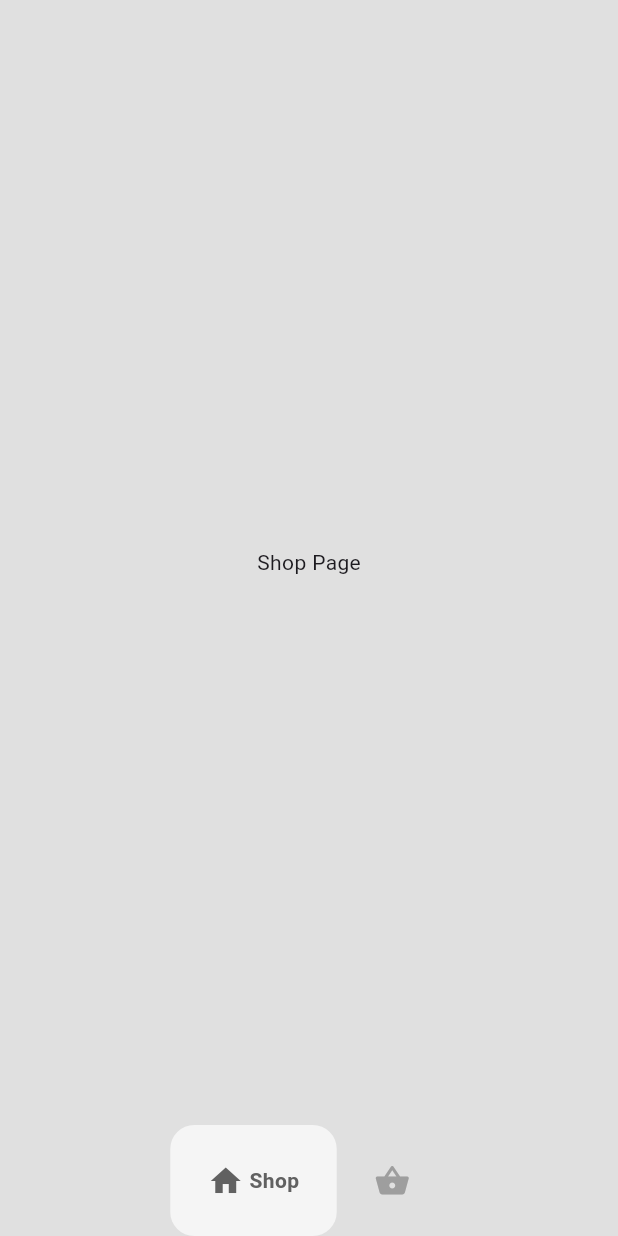
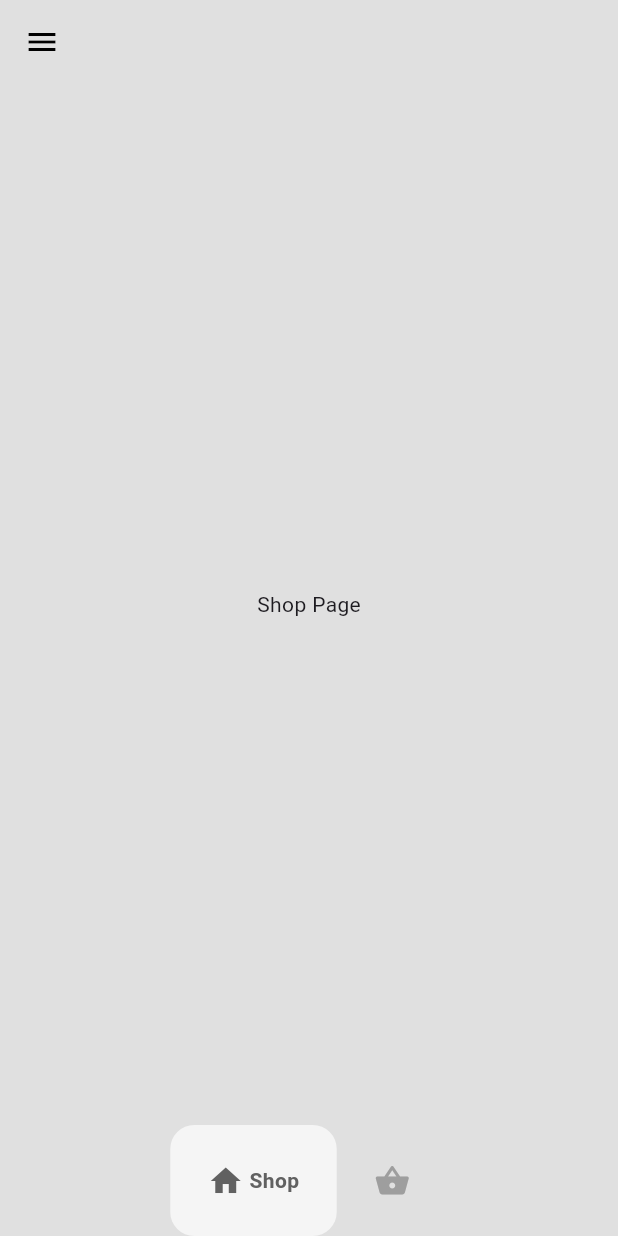
Before and after one commit to Chinokoo/ecommerce_demo, a Flutter app: the HomePage screen opened directly, on a phone screen of 412 x 824 dp. Run offline on Flutter 3.47's test engine with Material 3 defaults, Android fonts, the phone set to English and light mode, and no system bars; drawn by our look-alikes of google_nav_bar.

Commit message:
Create: Drawer -  web dev call it a hamburger menu

```diff
--- a/lib/components/bottom_nav_bar.dart
+++ b/lib/components/bottom_nav_bar.dart
@@ -9,6 +9,7 @@ class MyBottomNavBar extends StatelessWidget {
   @override
   Widget build(BuildContext context) {
     return Container(
+      //this is a bottom navigation bar implemented using google_nav_bar package
       child: GNav(
           color: Colors.grey,
           activeColor: Colors.grey.shade700,
@@ -17,10 +18,12 @@ class MyBottomNavBar extends StatelessWidget {
           tabBorderRadius: 16,
           onTabChange: (value) => onTabChange(value),
           tabs: const [
+            // nav button -  Shop button icon
             GButton(
               icon: Icons.home,
               text: " Shop",
             ),
+            //nav button - Search button icon
             GButton(icon: Icons.shopping_basket_rounded, text: " Cart"),
           ]),
     );
--- a/lib/pages/home_page.dart
+++ b/lib/pages/home_page.dart
@@ -1,3 +1,5 @@
+// ignore_for_file: prefer_const_constructors
+
 import 'package:ecommerce_demo/components/bottom_nav_bar.dart';
 import 'package:ecommerce_demo/pages/cart_page.dart';
 import 'package:ecommerce_demo/pages/shop_page.dart';
@@ -34,6 +36,76 @@ class _HomePageState extends State<HomePage> {
   Widget build(BuildContext context) {
     return Scaffold(
       backgroundColor: Colors.grey[300],
+      appBar: AppBar(
+          backgroundColor: Colors.transparent,
+          elevation: 0,
+          leading: Builder(
+              builder: (context) => IconButton(
+                  onPressed: () {
+                    Scaffold.of(context).openDrawer();
+                  },
+                  icon: const Icon(
+                    Icons.menu,
+                    color: Colors.black,
+                  )))),
+      drawer: Drawer(
+          backgroundColor: Colors.grey[900],
+          shape:
+              const ContinuousRectangleBorder(borderRadius: BorderRadius.zero),
+          child: Column(
+            mainAxisAlignment: MainAxisAlignment.spaceBetween,
+            children: [
+              Column(
+                children: [
+                  DrawerHeader(
+                      child: Image.asset(
+                    'lib/images/nikeLogo.png',
+                    color: Colors.white,
+                    width: 250,
+                  )),
+                  Padding(
+                    padding: EdgeInsets.symmetric(horizontal: 20),
+                    child: ListTile(
+                      leading: Icon(
+                        Icons.home,
+                        color: Colors.white,
+                      ),
+                      title: Text(
+                        "Home",
+                        style: TextStyle(color: Colors.white),
+                      ),
+                    ),
+                  ),
+                  Padding(
+                    padding: EdgeInsets.symmetric(horizontal: 20),
+                    child: ListTile(
+                      leading: Icon(
+                        Icons.info,
+                        color: Colors.white,
+                      ),
+                      title: Text(
+                        "About",
+                        style: TextStyle(color: Colors.white),
+                      ),
+                    ),
+                  )
+                ],
+              ),
+              Padding(
+                padding: EdgeInsets.only(left: 20, bottom: 20),
+                child: ListTile(
+                  leading: Icon(
+                    Icons.logout,
+                    color: Colors.white,
+                  ),
+                  title: Text(
+                    "Logout",
+                    style: TextStyle(color: Colors.white),
+                  ),
+                ),
+              )
+            ],
+          )),
       bottomNavigationBar: MyBottomNavBar(
         onTabChange: (index) => navigateBottomBar(index),
       ),
```
Also changed, not shown: lib/pages/intro_page.dart (+34 -29 lines).
